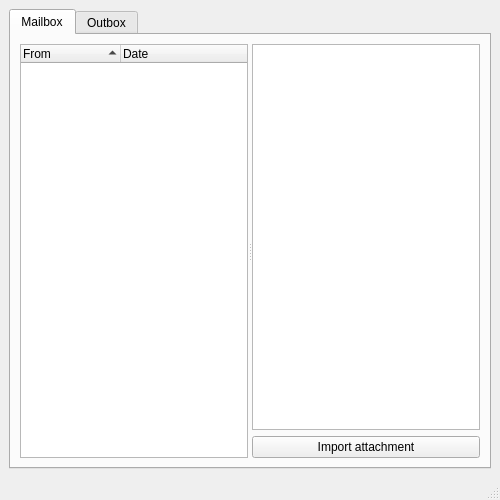
AlexLaur/LauExchange, file client/ui/main.ui: the form before one commit.
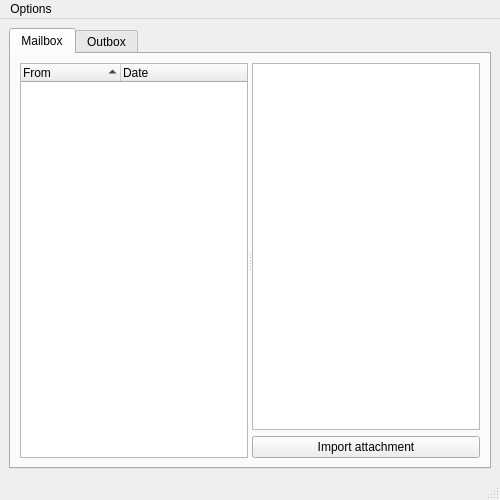
The form after the commit.

What changed in the file:
```diff
--- a/client/ui/main.ui
+++ b/client/ui/main.ui
@@ -191,6 +191,13 @@
      <height>17</height>
     </rect>
    </property>
+   <widget class="QMenu" name="menuOptions">
+    <property name="title">
+     <string>Options</string>
+    </property>
+    <addaction name="action_enable_notification"/>
+   </widget>
+   <addaction name="menuOptions"/>
   </widget>
   <widget class="QStatusBar" name="statusbar"/>
  </widget>
```
Left out of the diff: 8 changed lines with no effect on the pictures.
